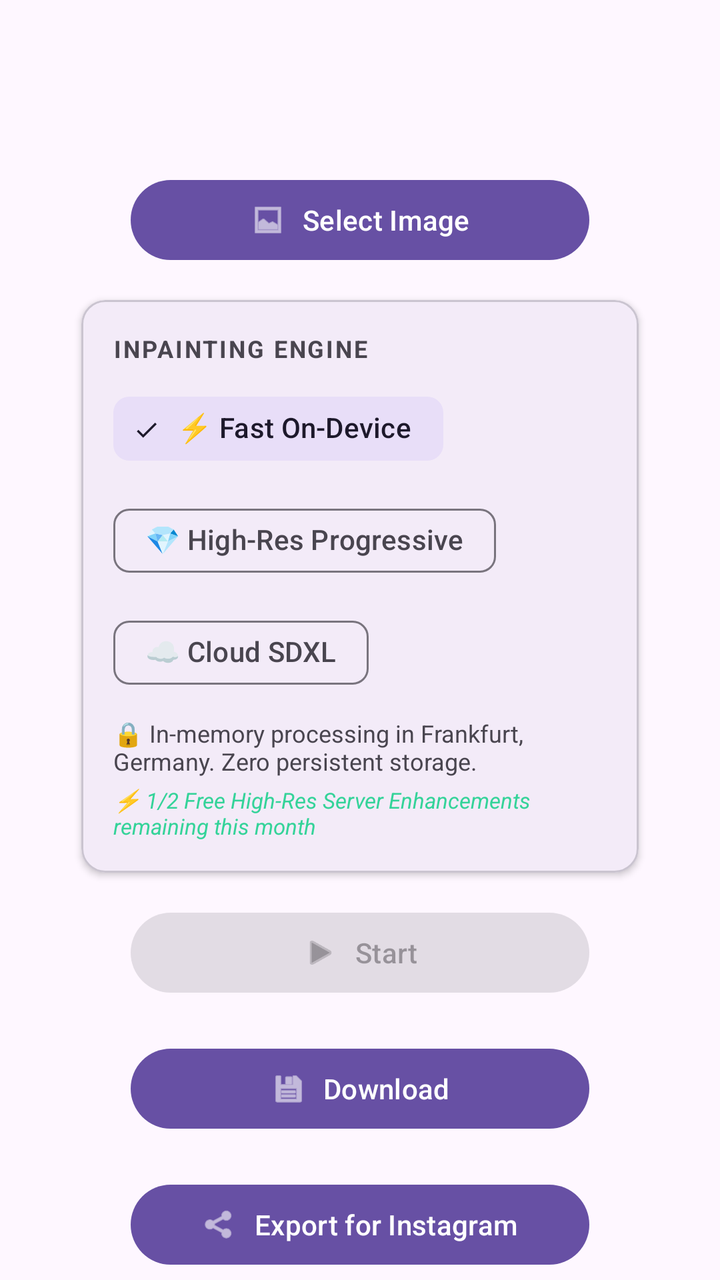
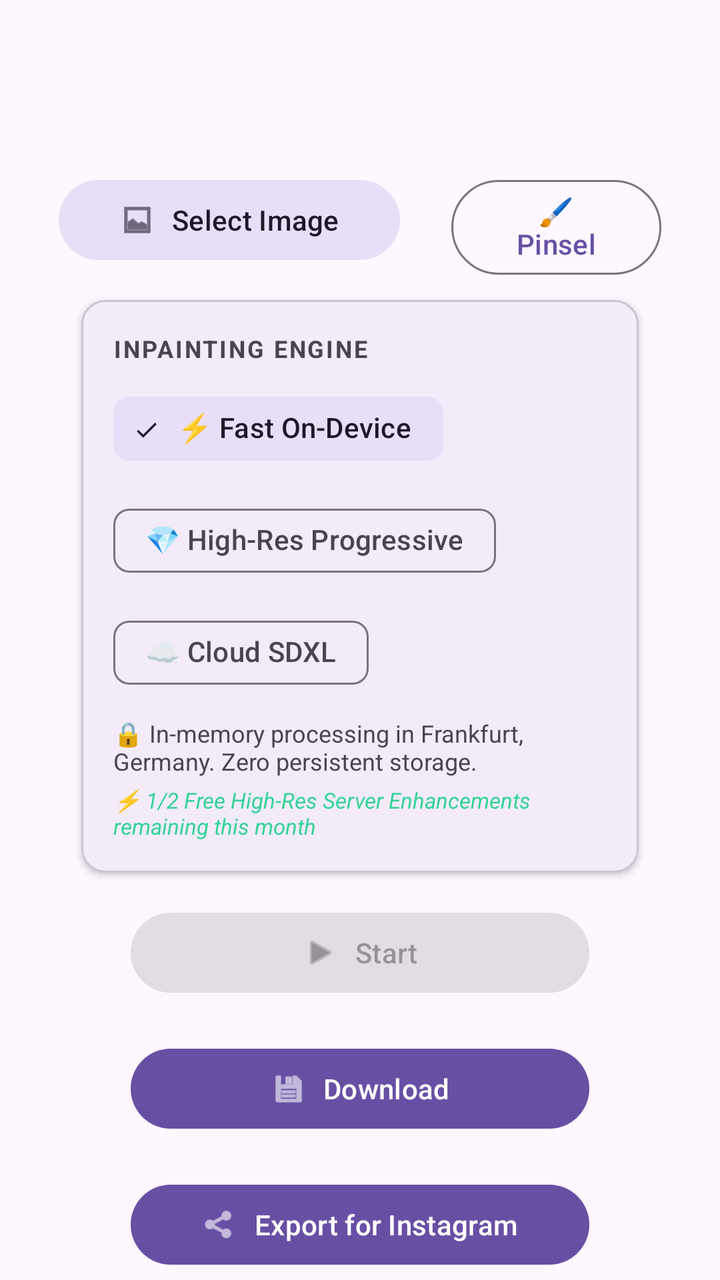

The first picture is an Android layout as it rendered before a commit; the second is the same layout after the commit. The layout source and the unified diff follow.
<!-- AndroidManifest.xml: application theme Theme.AndroidKorrektur -->
<!-- res/layout/fragment_first.xml -->
<?xml version="1.0" encoding="utf-8"?>
<androidx.core.widget.NestedScrollView xmlns:android="http://schemas.android.com/apk/res/android"
    xmlns:app="http://schemas.android.com/apk/res-auto"
    xmlns:tools="http://schemas.android.com/tools"
    android:layout_width="match_parent"
    android:layout_height="match_parent"
    tools:context=".FirstFragment">

    <androidx.constraintlayout.widget.ConstraintLayout
        android:layout_width="match_parent"
        android:layout_height="match_parent"
        android:padding="16dp">

        
        <LinearLayout
            android:id="@+id/imagesContainer"
            android:layout_width="match_parent"
            android:layout_height="wrap_content"
            android:layout_marginTop="50dp"
            android:gravity="center"
            android:orientation="vertical"
            app:layout_constraintEnd_toEndOf="parent"
            app:layout_constraintStart_toStartOf="parent"
            app:layout_constraintTop_toTopOf="parent" />

        
        <de.konradvoelkel.android.autokorrektur.ui.BeforeAfterSliderView
            android:id="@+id/beforeAfterSliderView"
            android:layout_width="match_parent"
            android:layout_height="320dp"
            android:layout_marginTop="16dp"
            android:visibility="gone"
            app:layout_constraintEnd_toEndOf="parent"
            app:layout_constraintStart_toStartOf="parent"
            app:layout_constraintTop_toBottomOf="@id/imagesContainer" />

        
        <Button
            android:id="@+id/fileSelect"
            android:layout_width="0dp"
            android:layout_height="wrap_content"
            android:layout_marginTop="20dp"
            android:text="@string/select_image"
            app:icon="@android:drawable/ic_menu_gallery"
            app:iconGravity="textStart"
            app:layout_constraintEnd_toEndOf="parent"
            app:layout_constraintStart_toStartOf="parent"
            app:layout_constraintTop_toBottomOf="@id/beforeAfterSliderView"
            app:layout_constraintWidth_percent="0.7" />

        
        <com.google.android.material.card.MaterialCardView
            android:id="@+id/premiumEditCard"
            android:layout_width="0dp"
            android:layout_height="wrap_content"
            android:layout_marginTop="16dp"
            app:cardCornerRadius="12dp"
            app:cardElevation="2dp"
            app:strokeColor="?attr/colorOutlineVariant"
            app:strokeWidth="1dp"
            app:layout_constraintEnd_toEndOf="parent"
            app:layout_constraintStart_toStartOf="parent"
            app:layout_constraintTop_toBottomOf="@id/fileSelect"
            app:layout_constraintWidth_percent="0.85">

            <LinearLayout
                android:id="@+id/premiumEditContainer"
                android:layout_width="match_parent"
                android:layout_height="wrap_content"
                android:orientation="vertical"
                android:padding="16dp">

                <TextView
                    android:layout_width="match_parent"
                    android:layout_height="wrap_content"
                    android:text="INPAINTING ENGINE"
                    android:letterSpacing="0.08"
                    android:textStyle="bold"
                    android:textSize="12sp"
                    android:textColor="?android:attr/textColorSecondary" />

                <com.google.android.material.chip.ChipGroup
                    android:id="@+id/chipGroupQuality"
                    android:layout_width="match_parent"
                    android:layout_height="wrap_content"
                    android:layout_marginTop="8dp"
                    app:singleSelection="true"
                    app:selectionRequired="true">

                    <com.google.android.material.chip.Chip
                        android:id="@+id/chipFastPreview"
                        style="@style/Widget.Material3.Chip.Filter"
                        android:layout_width="wrap_content"
                        android:layout_height="wrap_content"
                        android:checked="true"
                        android:text="⚡ Fast On-Device" />

                    <com.google.android.material.chip.Chip
                        android:id="@+id/chipHighResProgressive"
                        style="@style/Widget.Material3.Chip.Filter"
                        android:layout_width="wrap_content"
                        android:layout_height="wrap_content"
                        android:text="💎 High-Res Progressive" />

                    <com.google.android.material.chip.Chip
                        android:id="@+id/chipCloudSdxl"
                        style="@style/Widget.Material3.Chip.Filter"
                        android:layout_width="wrap_content"
                        android:layout_height="wrap_content"
                        android:text="☁️ Cloud SDXL" />
                </com.google.android.material.chip.ChipGroup>

                
                <androidx.appcompat.widget.SwitchCompat
                    android:id="@+id/useSdxl"
                    android:layout_width="wrap_content"
                    android:layout_height="wrap_content"
                    android:visibility="gone" />

                <TextView
                    android:id="@+id/tvPrivacyBadge"
                    android:layout_width="match_parent"
                    android:layout_height="wrap_content"
                    android:layout_marginTop="8dp"
                    android:text="🔒 In-memory processing in Frankfurt, Germany. Zero persistent storage."
                    android:textSize="12sp"
                    android:textColor="?android:attr/textColorSecondary" />

                <TextView
                    android:id="@+id/tvQuotaBadge"
                    android:layout_width="match_parent"
                    android:layout_height="wrap_content"
                    android:layout_marginTop="4dp"
                    android:text="⚡ 1/2 Free High-Res Server Enhancements remaining this month"
                    android:textSize="11sp"
                    android:textStyle="italic"
                    android:textColor="#34D399" />
            </LinearLayout>
        </com.google.android.material.card.MaterialCardView>

        
        <Button
            android:id="@+id/startInference"
            android:layout_width="0dp"
            android:layout_height="wrap_content"
            android:layout_marginTop="16dp"
            android:enabled="false"
            android:text="@string/start"
            app:icon="@android:drawable/ic_media_play"
            app:iconGravity="textStart"
            app:layout_constraintEnd_toEndOf="parent"
            app:layout_constraintStart_toStartOf="parent"
            app:layout_constraintTop_toBottomOf="@id/premiumEditCard"
            app:layout_constraintWidth_percent="0.7" />

        
        <Button
            android:id="@+id/download"
            android:layout_width="0dp"
            android:layout_height="wrap_content"
            android:layout_marginTop="20dp"
            android:text="@string/download"
            app:icon="@android:drawable/ic_menu_save"
            app:iconGravity="textStart"
            app:layout_constraintEnd_toEndOf="parent"
            app:layout_constraintStart_toStartOf="parent"
            app:layout_constraintTop_toBottomOf="@id/startInference"
            app:layout_constraintWidth_percent="0.7" />

        
        <Button
            android:id="@+id/exportInstagram"
            android:layout_width="0dp"
            android:layout_height="wrap_content"
            android:layout_marginTop="20dp"
            android:text="@string/export_instagram"
            app:icon="@android:drawable/ic_menu_share"
            app:iconGravity="textStart"
            app:layout_constraintEnd_toEndOf="parent"
            app:layout_constraintStart_toStartOf="parent"
            app:layout_constraintTop_toBottomOf="@id/download"
            app:layout_constraintWidth_percent="0.7" />

        
        <Button
            android:id="@+id/arLiveModeButton"
            style="@style/Widget.MaterialComponents.Button"
            android:layout_width="0dp"
            android:layout_height="wrap_content"
            android:layout_marginTop="20dp"
            android:text="@string/live_ar_car_removal"
            app:backgroundTint="#10B981"
            app:icon="@android:drawable/ic_menu_camera"
            app:iconGravity="textStart"
            app:layout_constraintEnd_toEndOf="parent"
            app:layout_constraintStart_toStartOf="parent"
            app:layout_constraintTop_toBottomOf="@id/exportInstagram"
            app:layout_constraintWidth_percent="0.7" />

        
        <Button
            android:id="@+id/optionsButton"
            android:layout_width="0dp"
            android:layout_height="wrap_content"
            android:layout_marginTop="20dp"
            android:text="@string/options"
            app:icon="@android:drawable/ic_menu_preferences"
            app:iconGravity="textStart"
            app:layout_constraintEnd_toEndOf="parent"
            app:layout_constraintStart_toStartOf="parent"
            app:layout_constraintTop_toBottomOf="@id/arLiveModeButton"
            app:layout_constraintWidth_percent="0.7" />

        
        <androidx.cardview.widget.CardView
            android:id="@+id/optionsPanel"
            android:layout_width="match_parent"
            android:layout_height="wrap_content"
            android:layout_marginTop="20dp"
            android:visibility="gone"
            app:cardCornerRadius="8dp"
            app:cardElevation="4dp"
            app:layout_constraintEnd_toEndOf="parent"
            app:layout_constraintStart_toStartOf="parent"
            app:layout_constraintTop_toBottomOf="@id/optionsButton">

            <LinearLayout
                android:layout_width="match_parent"
                android:layout_height="wrap_content"
                android:orientation="vertical"
                android:padding="16dp">

                
                <LinearLayout
                    android:layout_width="match_parent"
                    android:layout_height="wrap_content"
                    android:gravity="center_vertical"
                    android:orientation="horizontal">

                    <TextView
                        android:layout_width="0dp"
                        android:layout_height="wrap_content"
                        android:layout_weight="1"
                        android:text="@string/multiple_images"
                        android:textSize="16sp" />

                    <androidx.appcompat.widget.SwitchCompat
                        android:id="@+id/batchMode"
                        android:layout_width="wrap_content"
                        android:layout_height="wrap_content" />
                </LinearLayout>


                
                <LinearLayout
                    android:layout_width="match_parent"
                    android:layout_height="wrap_content"
                    android:layout_marginTop="16dp"
                    android:gravity="center_vertical"
                    android:orientation="horizontal">

                    <TextView
                        android:layout_width="0dp"
                        android:layout_height="wrap_content"
                        android:layout_weight="1"
                        android:text="@string/continue_with_result"
                        android:textSize="16sp" />

                    <androidx.appcompat.widget.SwitchCompat
                        android:id="@+id/continueWithResult"
                        android:layout_width="wrap_content"
                        android:layout_height="wrap_content" />
                </LinearLayout>



                
                <TextView
                    android:layout_width="match_parent"
                    android:layout_height="wrap_content"
                    android:layout_marginTop="16dp"
                    android:text="@string/mask_upscale"
                    android:textSize="16sp" />

                <LinearLayout
                    android:layout_width="match_parent"
                    android:layout_height="wrap_content"
                    android:gravity="center_vertical"
                    android:orientation="horizontal">

                    <SeekBar
                        android:id="@+id/maskUpscale"
                        android:layout_width="0dp"
                        android:layout_height="wrap_content"
                        android:layout_weight="1"
                        android:max="100"
                        android:progress="20" />

                    <TextView
                        android:id="@+id/maskUpscaleVal"
                        android:layout_width="wrap_content"
                        android:layout_height="wrap_content"
                        android:layout_marginStart="8dp"
                        android:text="1.20" />
                </LinearLayout>

                
                <TextView
                    android:layout_width="match_parent"
                    android:layout_height="wrap_content"
                    android:layout_marginTop="16dp"
                    android:text="@string/mask_downshift"
                    android:textSize="16sp" />

                <LinearLayout
                    android:layout_width="match_parent"
                    android:layout_height="wrap_content"
                    android:gravity="center_vertical"
                    android:orientation="horizontal">

                    <SeekBar
                        android:id="@+id/downshift"
                        android:layout_width="0dp"
                        android:layout_height="wrap_content"
                        android:layout_weight="1"
                        android:max="100"
                        android:progress="20" />

                    <TextView
                        android:id="@+id/downshiftVal"
                        android:layout_width="wrap_content"
                        android:layout_height="wrap_content"
                        android:layout_marginStart="8dp"
                        android:text="0.020" />
                </LinearLayout>

                
                <TextView
                    android:layout_width="match_parent"
                    android:layout_height="wrap_content"
                    android:layout_marginTop="16dp"
                    android:text="@string/score_threshold"
                    android:textSize="16sp" />

                <LinearLayout
                    android:layout_width="match_parent"
                    android:layout_height="wrap_content"
                    android:gravity="center_vertical"
                    android:orientation="horizontal">

                    <SeekBar
                        android:id="@+id/scoreThreshold"
                        android:layout_width="0dp"
                        android:layout_height="wrap_content"
                        android:layout_weight="1"
                        android:max="100"
                        android:progress="20" />

                    <TextView
                        android:id="@+id/scoreThresholdVal"
                        android:layout_width="wrap_content"
                        android:layout_height="wrap_content"
                        android:layout_marginStart="8dp"
                        android:text="0.20" />
                </LinearLayout>

                
                <TextView
                    android:layout_width="match_parent"
                    android:layout_height="wrap_content"
                    android:layout_marginTop="16dp"
                    android:text="@string/downscale"
                    android:textSize="16sp" />

                <Spinner
                    android:id="@+id/downscaleMP"
                    android:layout_width="match_parent"
                    android:layout_height="wrap_content"
                    android:layout_marginTop="8dp" />

                
                <TextView
                    android:layout_width="match_parent"
                    android:layout_height="wrap_content"
                    android:layout_marginTop="16dp"
                    android:text="@string/segmentation_model"
                    android:textSize="16sp" />

                <Spinner
                    android:id="@+id/segModel"
                    android:layout_width="match_parent"
                    android:layout_height="wrap_content"
                    android:layout_marginTop="8dp" />
            </LinearLayout>
        </androidx.cardview.widget.CardView>
    </androidx.constraintlayout.widget.ConstraintLayout>
</androidx.core.widget.NestedScrollView>
<!-- resources referenced by this layout -->
<resources>
  <string name="continue_with_result">Continue with Result</string>
  <string name="download">Download</string>
  <string name="downscale">Downscale to Max Image Size</string>
  <string name="export_instagram">Export for Instagram</string>
  <string name="live_ar_car_removal">Live AR Car Removal (30 FPS)</string>
  <string name="mask_downshift">Mask Downshift</string>
  <string name="mask_upscale">Mask Upscale</string>
  <string name="multiple_images">Multiple Images</string>
  <string name="options">Options</string>
  <string name="score_threshold">Score Threshold</string>
  <string name="segmentation_model">Segmentation Model</string>
  <string name="select_image">Select Image</string>
  <string name="start">Start</string>
  <style name="Theme.AndroidKorrektur" parent="Base.Theme.AndroidKorrektur" />
  <style name="Base.Theme.AndroidKorrektur" parent="Theme.Material3.DayNight.NoActionBar">
          
          
      </style>
</resources>

<!-- the commit's change to res/layout/fragment_first.xml (unified diff, before → after) -->
@@ -37,16 +37,31 @@
         
         <Button
             android:id="@+id/fileSelect"
-            android:layout_width="0dp"
-            android:layout_height="wrap_content"
-            android:layout_marginTop="20dp"
+            style="@style/Widget.Material3.Button.TonalButton"
+            android:layout_width="0dp"
+            android:layout_height="wrap_content"
+            android:layout_marginTop="20dp"
+            android:layout_marginEnd="6dp"
             android:text="@string/select_image"
             app:icon="@android:drawable/ic_menu_gallery"
             app:iconGravity="textStart"
-            app:layout_constraintEnd_toEndOf="parent"
+            app:layout_constraintEnd_toStartOf="@id/btnMaskBrush"
             app:layout_constraintStart_toStartOf="parent"
             app:layout_constraintTop_toBottomOf="@id/beforeAfterSliderView"
-            app:layout_constraintWidth_percent="0.7" />
+            app:layout_constraintWidth_percent="0.52" />
+
+        <Button
+            android:id="@+id/btnMaskBrush"
+            style="@style/Widget.Material3.Button.OutlinedButton"
+            android:layout_width="0dp"
+            android:layout_height="wrap_content"
+            android:layout_marginTop="20dp"
+            android:layout_marginStart="6dp"
+            android:text="🖌️ Pinsel"
+            app:layout_constraintEnd_toEndOf="parent"
+            app:layout_constraintStart_toEndOf="@id/fileSelect"
+            app:layout_constraintTop_toBottomOf="@id/beforeAfterSliderView"
+            app:layout_constraintWidth_percent="0.32" />
 
         
         <com.google.android.material.card.MaterialCardView
